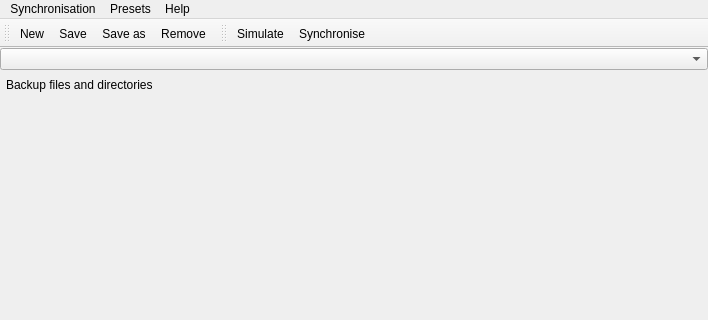
darrenedale/Qync, file ui/mainwindow.ui: the form before one commit; both pictures show x 0 to 708 and y 0 to 320 of the 708 by 463 pixel window.
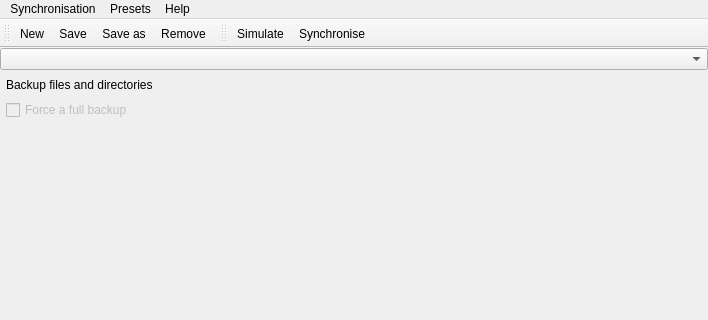
The form after the commit. Icons and pictures are not drawn. Custom widgets are drawn as their Qt base class.

Diff of the .ui file:
```diff
--- a/ui/mainwindow.ui
+++ b/ui/mainwindow.ui
@@ -69,6 +69,16 @@
         <item>
          <widget class="Qync::SourceDestinationWidget" name="basicSourceAndDestination" native="true"/>
         </item>
+        <item>
+         <widget class="QCheckBox" name="basicForceFullBackup">
+          <property name="enabled">
+           <bool>false</bool>
+          </property>
+          <property name="text">
+           <string>Force a full backup</string>
+          </property>
+         </widget>
+        </item>
         <item>
          <spacer name="basicUiSpacer">
           <property name="orientation">
```
Left out of the diff: 5 changed lines with no effect on the pictures.
